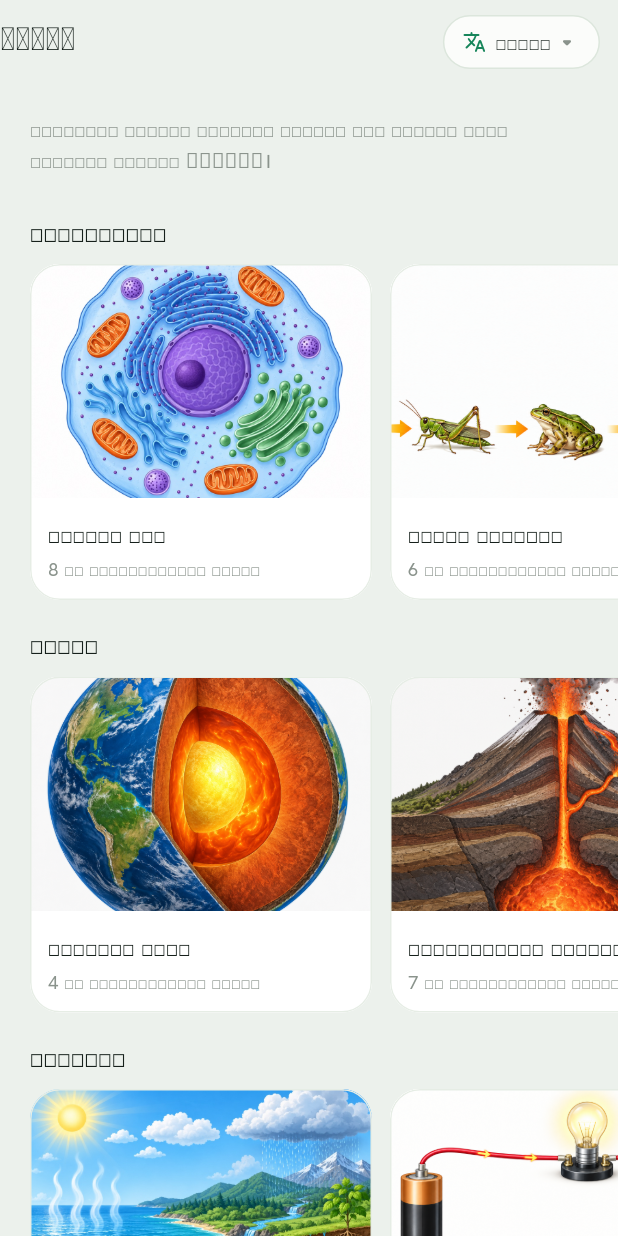
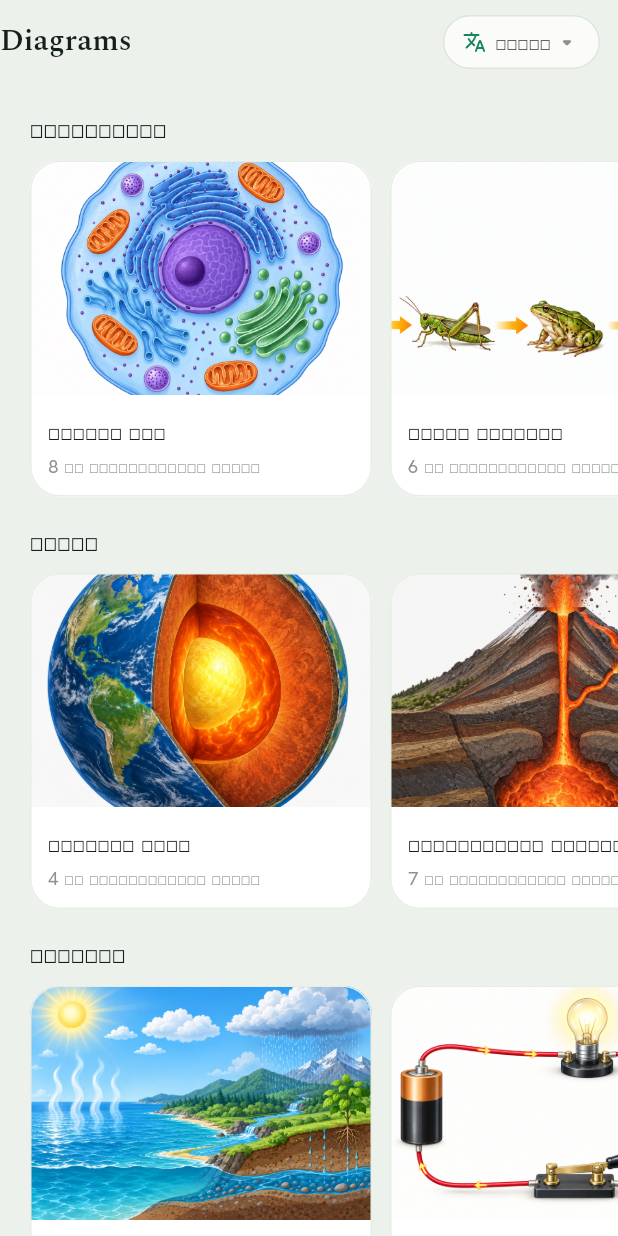
Before and after one commit to rudra273/vidyalaya, a Flutter app: the DiagramsScreen screen opened by its route, on a phone screen of 412 x 824 dp. Run offline on Flutter 3.47's test engine with Material 3 defaults, Android fonts, the phone set to English and light mode, and no system bars; our stand-ins replace firebase_auth, firebase_core, flutter_markdown, flutter_riverpod, flutter_svg, go_router and 10 more; missing offline and left inert: flutter_pdfview; accounts and stored records are empty; network calls fail.

Commit message:
streming fix

```diff
--- a/lib/data/services/learn_assist_service.dart
+++ b/lib/data/services/learn_assist_service.dart
@@ -208,6 +208,7 @@ class LearnAssistService {
         if (line.isEmpty) {
           final event = finishFrame();
           if (event != null) yield event;
+          if (terminalReceived) return;
           eventName = 'message';
           dataLines.clear();
         } else if (line.startsWith(':')) {
--- a/lib/screens/learn/diagrams_screen.dart
+++ b/lib/screens/learn/diagrams_screen.dart
@@ -17,26 +17,12 @@ class DiagramsScreen extends ConsumerWidget {
     return Scaffold(
       backgroundColor: Theme.of(context).scaffoldBackgroundColor,
       appBar: AppBar(
-        title: Text(_screenTitle.inLanguage(language)),
+        title: const Text('Diagrams'),
         actions: const [RegionalLanguageSwitch()],
       ),
       body: ListView(
         padding: const EdgeInsets.only(bottom: AppSpacing.screenPadding),
         children: [
-          Padding(
-            padding: const EdgeInsets.fromLTRB(
-              AppSpacing.screenPadding,
-              AppSpacing.screenPadding,
-              AppSpacing.screenPadding,
-              8,
-            ),
-            child: Text(
-              _screenDescription.inLanguage(language),
-              style: Theme.of(
-                context,
-              ).textTheme.bodyMedium?.copyWith(color: AppColors.textMuted),
-            ),
-          ),
           for (final section in DiagramSection.values)
             _DiagramSectionRail(section: section, language: language),
         ],
@@ -195,11 +181,3 @@ String _labelCount(int count, DiagramLanguage language) => switch (language) {
   DiagramLanguage.hindi => '$count इंटरैक्टिव लेबल',
   DiagramLanguage.odia => '$count ଟି ଇଣ୍ଟରାକ୍ଟିଭ୍ ଲେବଲ୍',
 };
-
-const _screenTitle = DiagramText(en: 'Diagrams', hi: 'आरेख', or: 'ଚିତ୍ର');
-
-const _screenDescription = DiagramText(
-  en: 'Swipe through each subject and tap a diagram to explore it.',
-  hi: 'हर विषय में स्वाइप करें और समझने के लिए किसी आरेख पर टैप करें।',
-  or: 'ପ୍ରତ୍ୟେକ ବିଷୟରେ ସ୍ୱାଇପ୍ କରନ୍ତୁ ଏବଂ ଜାଣିବା ପାଇଁ ଚିତ୍ରକୁ ଟ୍ୟାପ୍ କରନ୍ତୁ।',
-);
```
Also changed, not shown: lib/data/models/learn_assist.dart (+2 -5 lines), lib/screens/learn/learn_ai_screen.dart (+4 -7 lines), 1 other file.
